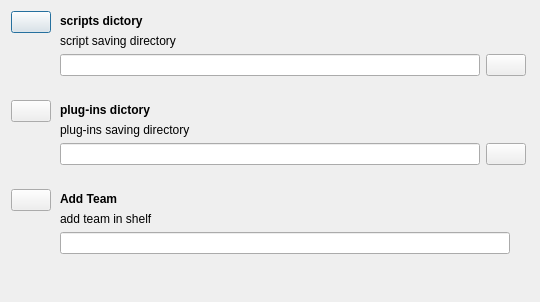
Old version of the form scripts/room/gui/ui/setting.ui in the repository chowooseoung/cwsmt.
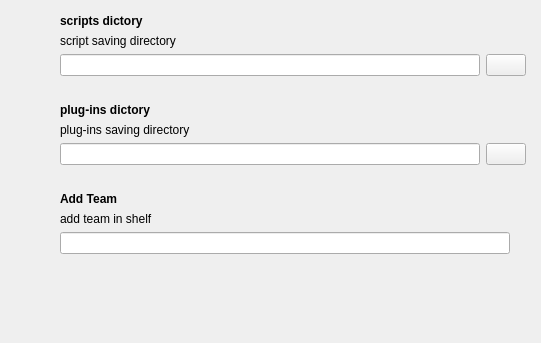
New version of the form. Icons and pictures are not drawn.

```diff
--- a/scripts/room/gui/ui/setting.ui
+++ b/scripts/room/gui/ui/setting.ui
@@ -6,8 +6,8 @@
    <rect>
     <x>0</x>
     <y>0</y>
-    <width>524</width>
-    <height>302</height>
+    <width>541</width>
+    <height>343</height>
    </rect>
   </property>
   <property name="windowTitle">
@@ -28,12 +28,19 @@
          </property>
          <property name="styleSheet">
           <string notr="true">QPushButton#scriptsConfig { 
-	qproperty-icon:url(:/room/icons8-settings-50.png)
+	background-color:rgba(0, 0, 0, 0);
+	qproperty-icon:url(:/room/icons8-settings-50.png);
 }</string>
          </property>
          <property name="text">
           <string/>
          </property>
+         <property name="autoDefault">
+          <bool>true</bool>
+         </property>
+         <property name="flat">
+          <bool>true</bool>
+         </property>
         </widget>
        </item>
        <item>
@@ -163,12 +170,16 @@
          </property>
          <property name="styleSheet">
           <string notr="true">QPushButton#pluginsConfig { 
-	qproperty-icon:url(:/room/icons8-settings-50.png)
+	background-color:rgba(0, 0, 0, 0);
+	qproperty-icon:url(:/room/icons8-settings-50.png);
 }</string>
          </property>
          <property name="text">
           <string/>
          </property>
+         <property name="flat">
+          <bool>true</bool>
+         </property>
         </widget>
        </item>
        <item>
@@ -292,12 +303,16 @@
          </property>
          <property name="styleSheet">
           <string notr="true">QPushButton#addTeamConfig { 
-	qproperty-icon:url(:/room/icons8-settings-50.png)
+	background-color:rgba(0, 0, 0, 0);
+	qproperty-icon:url(:/room/icons8-settings-50.png);
 }</string>
          </property>
          <property name="text">
           <string/>
          </property>
+         <property name="flat">
+          <bool>true</bool>
+         </property>
         </widget>
        </item>
        <item>
```
Left out of the diff: 9 changed lines with no effect on the pictures.
